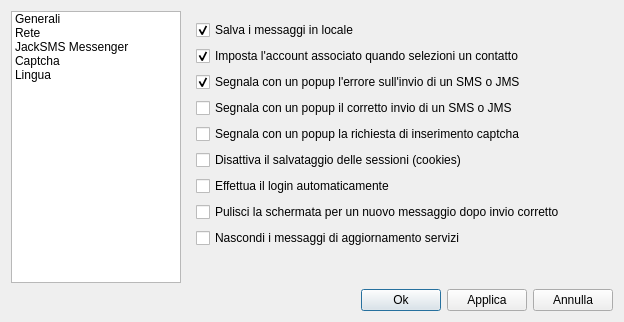
Before: the Qt Designer form opzionidialog.ui in freesmee/freesmee-desktop, drawn with Qt 5.
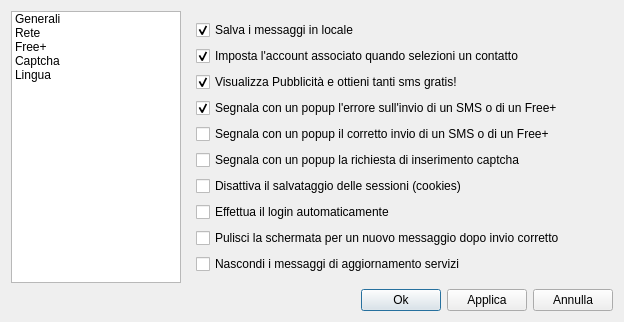
After: the same form once the commit is applied. The open tabs and pages were chosen to show the change. Icons and pictures are not drawn.

Patch:
```diff
--- a/opzionidialog.ui
+++ b/opzionidialog.ui
@@ -67,7 +67,7 @@
          </item>
          <item>
           <property name="text">
-           <string>JackSMS Messenger</string>
+           <string>Free+</string>
           </property>
           <property name="icon">
            <iconset resource="resources.qrc">
@@ -123,10 +123,20 @@
                </property>
               </widget>
              </item>
+             <item>
+              <widget class="QCheckBox" name="checkShowAdv">
+               <property name="text">
+                <string>Visualizza Pubblicità e ottieni tanti sms gratis!</string>
+               </property>
+               <property name="checked">
+                <bool>true</bool>
+               </property>
+              </widget>
+             </item>
              <item>
               <widget class="QCheckBox" name="errorSmsPopup">
                <property name="text">
-                <string>Segnala con un popup l'errore sull'invio di un SMS o JMS</string>
+                <string>Segnala con un popup l'errore sull'invio di un SMS o di un Free+</string>
                </property>
                <property name="checked">
                 <bool>true</bool>
@@ -136,7 +146,7 @@
              <item>
               <widget class="QCheckBox" name="successSmsPopup">
                <property name="text">
-                <string>Segnala con un popup il corretto invio di un SMS o JMS</string>
+                <string>Segnala con un popup il corretto invio di un SMS o di un Free+</string>
                </property>
               </widget>
              </item>
```
Left out of the diff: 6 changed lines with no effect on the pictures.
